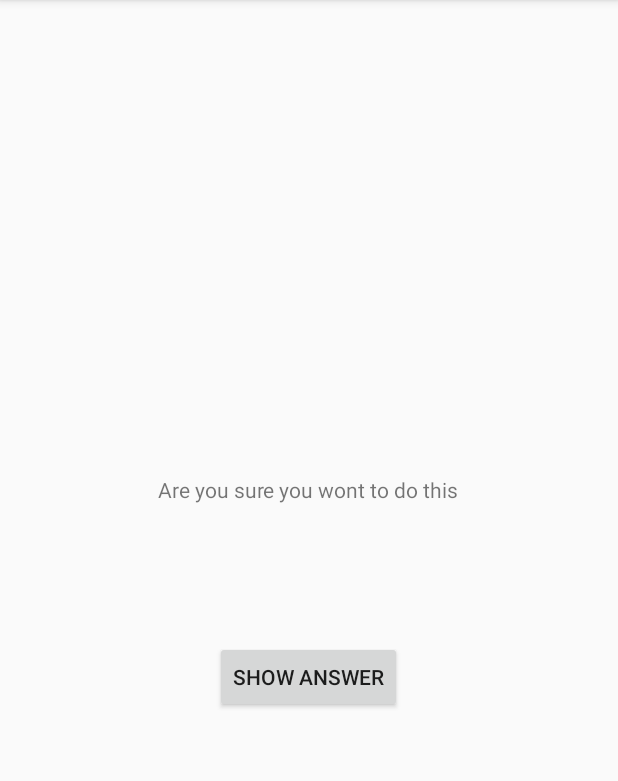
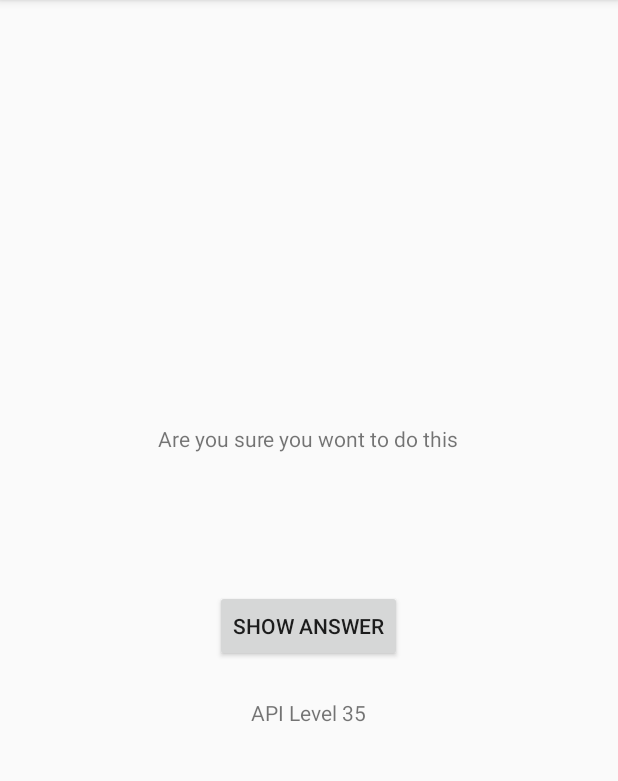
Before and after one commit to Farma20/GeoQuiz-mobile, an Android app: the screen it shows after launch (CheatActivity), after a tap on "CHEAT!", on a phone screen of 412 x 824 dp, the part 84-865 px from its top. Run offline under Robolectric (Android 15) with nearby library versions, the phone set to English and light mode, and no system bars.

Commit message:
Добавленная анимация перехода между mainActivity и cheatФсешмшен, решена проблема запуска анимации на версиях API ниже 23, добавлен виджет на activity_cheat.xml, показывающий версию API устройства

```diff
--- a/app/src/main/java/com/bignerdranch/android/geomain/CheatActivity.kt
+++ b/app/src/main/java/com/bignerdranch/android/geomain/CheatActivity.kt
@@ -1,8 +1,10 @@
 package com.bignerdranch.android.geomain
 
+import android.annotation.SuppressLint
 import android.app.Activity
 import android.content.Context
 import android.content.Intent
+import android.os.Build
 import androidx.appcompat.app.AppCompatActivity
 import android.os.Bundle
 import android.os.PersistableBundle
@@ -18,9 +20,11 @@ private var cheats: Boolean = false
 class CheatActivity : AppCompatActivity() {
 
     private lateinit var answerTextView: TextView
+    private lateinit var apiLvlView: TextView
     private lateinit var answerShowButton: Button
     private var answerIsTrue = false
 
+    @SuppressLint("RestrictedApi")
     override fun onCreate(savedInstanceState: Bundle?) {
         super.onCreate(savedInstanceState)
         setContentView(R.layout.activity_cheat)
@@ -31,7 +35,12 @@ class CheatActivity : AppCompatActivity() {
         answerIsTrue = intent.getBooleanExtra(EXTRA_ANSWER_IS_TRUE, false)
 
         answerTextView = findViewById(R.id.answer_text_view)
+        apiLvlView = findViewById(R.id.api_lvl_view)
         answerShowButton = findViewById(R.id.show_answer_button)
+
+        //добавление актуальной версии api
+        val apiLvl: CharSequence = "API Level " + Build.VERSION.SDK_INT
+        apiLvlView.append(apiLvl)
 
         answerShowButton.setOnClickListener {
             cheats = true
--- a/app/src/main/java/com/bignerdranch/android/geomain/MainActivity.kt
+++ b/app/src/main/java/com/bignerdranch/android/geomain/MainActivity.kt
@@ -1,7 +1,10 @@
 package com.bignerdranch.android.geomain
 
+import android.annotation.SuppressLint
+import android.app.ActivityOptions
 import android.content.Context
 import android.content.Intent
+import android.os.Build
 import androidx.appcompat.app.AppCompatActivity
 import android.os.Bundle
 import android.util.Log
@@ -38,6 +41,7 @@ class MainActivity : AppCompatActivity() {
         ViewModelProvider(this).get(QuizViewModel::class.java)
     }
 
+    @SuppressLint("RestrictedApi")
     override fun onCreate(savedInstanceState: Bundle?) {
         super.onCreate(savedInstanceState)
 
@@ -74,7 +78,7 @@ class MainActivity : AppCompatActivity() {
             updateQuestion()
         }
 
-        prevButton.setOnClickListener { view: View ->
+        prevButton.setOnClickListener { view:View ->
             quizViewModel.moveToPrevious()
             updateQuestion()
         }
@@ -85,8 +89,19 @@ class MainActivity : AppCompatActivity() {
             val answerIsTrue = quizViewModel.currentQuestionAnswer
             val intent = CheatActivity.newIntent(this@MainActivity, answerIsTrue)
 
-            //Запускаем новую activity
-            startActivityForResult(intent, REQUEST_CODE_CHEAT)
+            //решения проблемы совместимости вызова функции для более высокого уровня api
+            if(Build.VERSION.SDK_INT >= Build.VERSION_CODES.M){
+
+                //создание анимации новой активити в виде опции запуска
+                val options = ActivityOptions.makeClipRevealAnimation(
+                    view, 0, 0, view.width, view.height)
+                //Запускаем новую activity
+                startActivityForResult(intent, REQUEST_CODE_CHEAT, options.toBundle())
+            }
+            else{
+                startActivityForResult(intent, REQUEST_CODE_CHEAT)
+            }
+
         }
 
        updateQuestion()
--- a/app/src/main/res/layout/activity_cheat.xml
+++ b/app/src/main/res/layout/activity_cheat.xml
@@ -28,5 +28,11 @@
         android:layout_height="wrap_content"
         android:text="@string/show_answer_button"
         />
+    <TextView
+        android:id="@+id/api_lvl_view"
+        android:layout_width="wrap_content"
+        android:layout_height="wrap_content"
+        android:padding="24dp"
+        />
 
 </LinearLayout>
```
